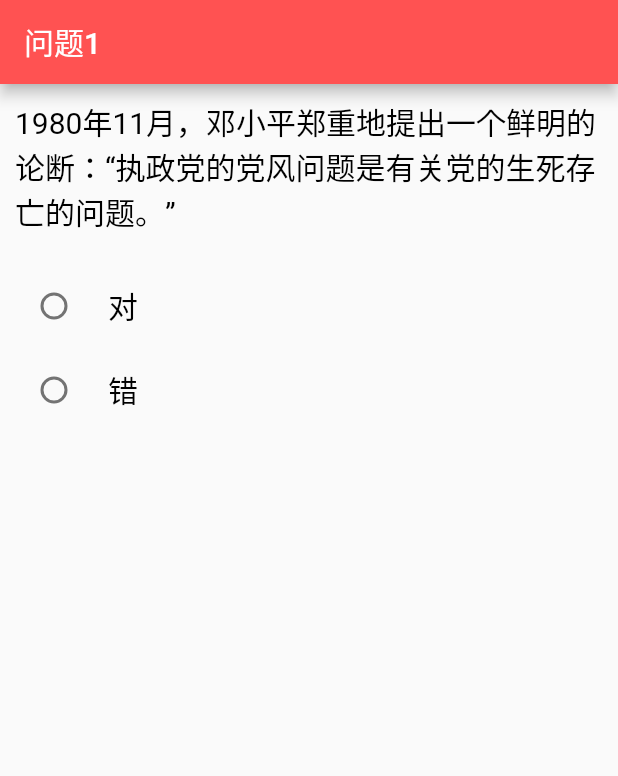
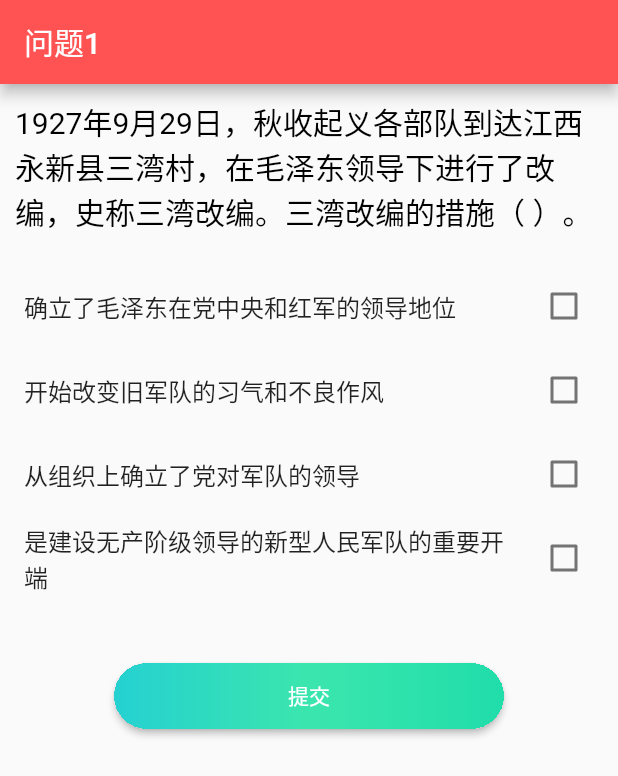
Before and after one commit to LuoYiHao/flutter_ask_answer_game, a Flutter app: the screen it shows after launch, on a phone screen of 412 x 824 dp. Shown: the top 776 px of the screen. Run offline on Flutter 3.47's test engine with Material 2 defaults, Android fonts, the phone set to English and light mode, and no system bars; our stand-ins replace fluttertoast, shared_preferences.

Commit message:
feat:增加多选题功能

```diff
--- a/lib/data.dart
+++ b/lib/data.dart
@@ -4,12 +4,14 @@ var arr = [
     "question":"“从群众中来，到群众中去。”最早是由（）提出的。",
     "options":'周恩来,毛泽东,邓小平,胡锦涛',
     "rightAnswer":'毛泽东',
+    "type":"radio",
   },
-  // {
-  //   "question":'胡锦涛总书记提出，要慎重对待朋友交往，坚持择善而交，多同（）交朋友，注意净化自己的社交圈。',
-  //   "options":'普通群众,基层干部,先进模范',
-  //   "rightAnswer":'普通群众'
-  // },
+  {
+    "question":'胡锦涛总书记提出，要慎重对待朋友交往，坚持择善而交，多同（）交朋友，注意净化自己的社交圈。',
+    "options":'普通群众,基层干部,先进模范',
+    "rightAnswer":'普通群众',
+    "type":"radio",
+  },
   // {
   //   "question":'党的（）提出，要在全党深入开展以为民、务实、清廉为主要内容的党的群众路线教育实践活动。',
   //   "answerA":'十六大',
@@ -17,6 +19,7 @@ var arr = [
   //   "answerC":'十七大',
   //   "answerD":'十八大',
   //   "rightAnswer":'十八大'
+  //   "type":"radio",
   // },
   // {
   //   "question":'中央政治局八项规定对如何精简会议活动、改进会风提出了具体意见，其中不包括（）。',
@@ -191,15 +194,17 @@ var arr = [
   //   "options":'协调机构,办事机构,领导机构,工作机构',
   //   "rightAnswer":'办事机构'
   // },
-  // {
-  //   "question":'通过延安整风，中国共产党初步确立了密切联系群众的思想路线，将马克思主义中国化的第一个理论成果——毛泽东思想确定为党的指导思想。',
-  //   "options":'对,错',
-  //   "rightAnswer":'错'
-  // },
+  {
+    "question":'通过延安整风，中国共产党初步确立了密切联系群众的思想路线，将马克思主义中国化的第一个理论成果——毛泽东思想确定为党的指导思想。',
+    "options":'对,错',
+    "rightAnswer":'错',
+    "type":"radio",
+  },
   {
     "question":'1980年11月，邓小平郑重地提出一个鲜明的论断：“执政党的党风问题是有关党的生死存亡的问题。”',
     "options":'对,错',
-    "rightAnswer":'错'
+    "rightAnswer":'错',
+    "type":"radio",
   },
   // {
   //   "question":'2020年1月8日，习近平总书记在“不忘初心、牢记使命”主题教育总结大会上强调，强大的政党是在自我革命中锻造出来的。回顾党的历史，我们党总是在推动社会革命的同时，勇于推动自我革命，始终坚持真理、修正错误，敢于正视问题、克服缺点，勇于刮骨疗毒、去腐生肌。',
@@ -305,6 +310,54 @@ var arr = [
   //   "answerD":'',
   //   "rightAnswer":'错'
   // },
+  {
+    "question":'《中国共产党廉洁自律准则》规定，中国共产党全体党员和各级党员领导干部必须（ ）。',
+    "options":[
+      {
+        "title":'坚定共产主义理想和中国特色社会主义信念。',
+        "isRight":true,
+      },
+      {
+        "title":'坚持全心全意为人民服务根本宗旨。',
+        "isRight":true,
+      },
+      {
+        "title":'继承发扬党的优良传统和作风。',
+        "isRight":true,
+      },
+      {
+        "title":'自觉培养高尚道德情操。',
+        "isRight":true,
+      },
+      {
+        "title":'努力弘扬中华民族传统美德，廉洁自律，接受监督，永葆党的先进性和纯洁性。',
+        "isRight":true,
+      }
+    ],
+    "type":"checkbox",
+  },
+  {
+    "question":'1927年9月29日，秋收起义各部队到达江西永新县三湾村，在毛泽东领导下进行了改编，史称三湾改编。三湾改编的措施（ ）。',
+    "options":[
+      {
+        "title":'确立了毛泽东在党中央和红军的领导地位',
+        "isRight":false,
+      },
+      {
+        "title":'开始改变旧军队的习气和不良作风',
+        "isRight":true,
+      },
+      {
+        "title":'从组织上确立了党对军队的领导',
+        "isRight":true,
+      },
+      {
+        "title":'是建设无产阶级领导的新型人民军队的重要开端',
+        "isRight":true,
+      }
+    ],
+    "type":"checkbox",
+  },
 ];
 
 var list = shuffle(arr);
--- a/lib/main.dart
+++ b/lib/main.dart
@@ -1,10 +1,10 @@
 import 'dart:async';
-
 import 'package:flutter/material.dart';
 import 'package:shared_preferences/shared_preferences.dart';
 import 'common.dart';
 import 'data.dart';
 import 'gameOver.dart';
+import 'option.dart';
 
 void main() => runApp(new MyApp());
 
@@ -29,11 +29,13 @@ class Content extends StatefulWidget {
 }
 
 class _Content extends State<Content> {
-  String _newValue;
+  String _radioVal;
   var _count = 0;
   static double _score = 100;
   var _everyItem =  _score / list.length;
   String _time = DateTime.now().toString();
+  List<Option> _checkboxOptions = List();
+  List<String> selName = List();
 
   @override
   Widget build(BuildContext context) {
@@ -62,60 +64,6 @@ class _Content extends State<Content> {
     );
   }
 
-  List<Widget> generateOptions(){
-    List<Widget> _optionList = [];
-    var problem = list[_count];
-    var options = problem['options'].split(",");
-    for(var option in options){
-      _optionList.add(
-        RadioListTile<String>(
-          value: option,
-          title: Text(option,style: TextStyle(
-            fontSize: 20,
-            color: Colors.black
-          )),
-          groupValue: _newValue,
-          onChanged: (value) {
-            changeItem(value);
-          },
-        )
-      );
-    }
-    return _optionList;
-  }
-
-  changeItem(String value) {
-    setState(() {
-      _newValue = value;
-      if(_count < list.length){
-        if(list[_count]["rightAnswer"] == value){
-          showCorrectToast("回答正确");
-          const timeout = const Duration(seconds: 2);
-          Timer(timeout, (){
-            setState(() {
-              _count=_count + 1;
-              _newValue = 'null';
-            });
-            if(_count == list.length){
-              saveScoreAndStartTime();
-              Navigator.of(context).push(new MaterialPageRoute(builder: (_)=>GameOver()),).then((val)=>val?reload():null);
-              setState(() {
-                _count=_count - 1;
-              });
-            }
-          });
-        }else{
-          showErrorToast("回答错误");
-          if(_score > 0){
-            setState(() {
-              _score = _score - _everyItem;
-            });
-          }
-        }
-      }
-    });
-  }
-
   reload(){
     setState(() {
       _count = 0;
@@ -129,4 +77,171 @@ class _Content extends State<Content> {
     prefs.setDouble('score', _score);
     prefs.setString('time', _time);
   }
+
+  handleAnswerRight(){
+    showCorrectToast("回答正确");
+    const timeout = const Duration(seconds: 2);
+    Timer(timeout, (){
+      setState(() {
+        _count=_count + 1;
+        _radioVal = '';
+      });
+
+      if(_count == list.length){
+        saveScoreAndStartTime();
+        Navigator.of(context).push(new MaterialPageRoute(builder: (_)=>GameOver()),).then((val)=>val?reload():null);
+        setState(() {
+          _count = _count - 1;
+        });
+      }
+      retsetCheckboxOptions();
+    });
+  }
+
+  handleAnswerWrong(){
+    showErrorToast("回答错误");
+    if(_score > 0){
+      setState(() {
+        _score = _score - _everyItem;
+      });
+    }
+  }
+
+  changeItem(String value) {
+    setState(() {
+      _radioVal = value;
+      if(_count < list.length){
+        if(list[_count]["rightAnswer"] == value){
+          handleAnswerRight();
+        }else{
+          handleAnswerWrong();
+        }
+      }
+    });
+  }
+
+  @override
+  void initState(){
+    retsetCheckboxOptions();
+  }
+
+  retsetCheckboxOptions(){
+    var problem = list[_count];
+    if(problem['type']=='checkbox'){
+      setState(() {
+        _checkboxOptions = List();
+        for(var item in problem['options']){
+          Option option = Option();
+          option.title = item['title'];
+          option.isRight = item['isRight'];
+          _checkboxOptions.add(option);
+        }
+      });
+    }
+  }
+
+  bool confirmAnswer(){
+    for(var item in _checkboxOptions){
+      if(item.isRight&&item.isSelected){
+        continue;
+      }else if(!item.isRight&&!item.isSelected){
+        continue;
+      }else{
+        return false;
+      }
+    }
+    return true;
+  }
+
+  List<Widget> generateOptions(){
+    List<Widget> _optionList = [];
+    var problem = list[_count];
+    var _radioOptions = [];
+
+    if(problem['type']=='radio'){
+      _radioOptions = problem['options'].split(",");
+    }
+
+    Widget tile;
+    if(problem['type']=='radio'){
+      for(var option in _radioOptions){
+        tile = RadioListTile<String>(
+          value: option,
+          title: Text(option,style: TextStyle(
+            fontSize: 20,
+            color: Colors.black
+          )),
+          groupValue: _radioVal,
+          onChanged: (value) {
+            changeItem(value);
+          },
+        );
+        _optionList.add(tile);
+      }
+    }else if(problem['type']=='checkbox'){
+      print(_checkboxOptions);
+      for(var option in _checkboxOptions){
+        tile = CheckboxListTile(
+          title: Text(option.title),
+          value: option.isSelected,
+          onChanged: (value) {
+            print(value);
+            setState(() {
+              option.isSelected = value;
+              if(option.isSelected){
+                if(!selName.contains(option.title))
+                  selName.add(option.title);
+              }
+              else{
+                if(selName!=null && selName.contains(option.title))
+                  selName.remove(option.title);
+              }
+            });
+          },
+        );
+        _optionList.add(tile);
+      }
+    }
+
+    if(problem['type']=='checkbox'){
+      var btn = Container(
+        margin: const EdgeInsets.fromLTRB(0.0, 40.0, 0.0, 0.0),
+        child: RaisedButton(
+          onPressed: (){
+            print(selName);
+            if(confirmAnswer()){
+              handleAnswerRight();
+            }else{
+              handleAnswerWrong();
+            }
+          },
+          textColor: Colors.white,
+          clipBehavior: Clip.hardEdge,
+          shape: RoundedRectangleBorder(
+            borderRadius: BorderRadius.all(Radius.circular(22.0))
+          ),
+          padding: const EdgeInsets.all(0.0),
+          child: Container(
+            width: 260,
+            height: 44,
+            decoration: const BoxDecoration(
+              gradient: LinearGradient(
+                colors: <Color>[
+                  Color(0xff25D1D1),
+                  Color(0xff3BE6AD),
+                  Color(0xff20DDAA)
+                ],
+              ),
+            ),
+            padding: const EdgeInsets.all(10.0),
+            child: Container(
+              alignment: Alignment.center,
+              child: Text('提交')),
+          ),
+        )
+      );
+      _optionList.add(btn);
+    }
+    return _optionList;
+  }
 }
--- /dev/null
+++ b/lib/option.dart
@@ -0,0 +1,6 @@
+class Option{
+  String title;
+  bool isRight;
+  bool isSelected;
+  Option({this.title,this.isRight,this.isSelected=false});
+}
```
Also changed, not shown: lib/gameOver.dart (+5 -4 lines).
